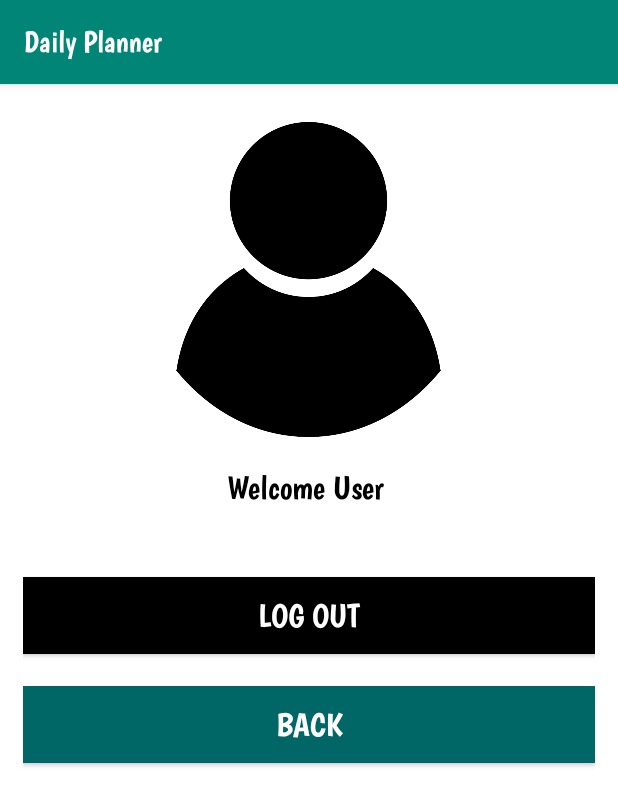
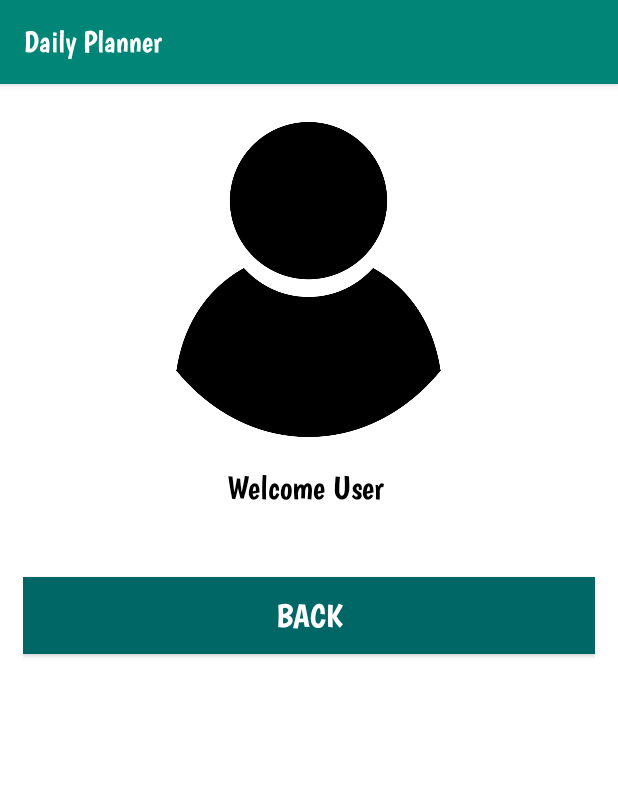
Before and after one commit to JasonHaque/DailyPlanner, an Android app: the ProfileActivity screen opened directly, with no data from a screen before it, on a phone screen of 412 x 824 dp. Shown: the top 806 px of the screen. Run offline under Robolectric (Android 15) with nearby library versions, the phone set to English and light mode, and no system bars; our stand-ins replace Firebase (no records; nobody signed in at launch, a user with empty details on screens opened directly).

Commit message:
Profile activity layout updated

```diff
--- a/app/src/main/java/com/example/dailyplanner/ProfileActivity.java
+++ b/app/src/main/java/com/example/dailyplanner/ProfileActivity.java
@@ -35,7 +35,7 @@ public class ProfileActivity extends AppCompatActivity {
     }
 
     void bindWidgets(){
-        logout=findViewById(R.id.log_out);
+        //logout=findViewById(R.id.log_out);
         firebaseAuth=FirebaseAuth.getInstance();
         userView=findViewById(R.id.user_view);
         backToNotes=findViewById(R.id.notes_back_button);
@@ -51,13 +51,13 @@ public class ProfileActivity extends AppCompatActivity {
             }
         });
 
-        logout.setOnClickListener(new View.OnClickListener() {
+        /*logout.setOnClickListener(new View.OnClickListener() {
             @Override
             public void onClick(View view) {
                 firebaseAuth.signOut();
                 startActivity(new Intent(ProfileActivity.this,LogInActivity.class));
             }
-        });
+        });*/
         backToNotes.setOnClickListener(new View.OnClickListener() {
             @Override
             public void onClick(View view) {
--- a/app/src/main/res/layout/activity_profile.xml
+++ b/app/src/main/res/layout/activity_profile.xml
@@ -27,7 +27,7 @@
             android:textColor="#000000"
             android:layout_marginBottom="20dp"
             android:layout_marginTop="20dp"/>
-        <Button
+        <!--Button
             android:id="@+id/log_out"
             android:layout_width="match_parent"
             android:layout_height="wrap_content"
@@ -36,7 +36,7 @@
             android:padding="12dp"
             android:background="#000000"
             android:textSize="22sp"
-            android:text="Log Out"/>
+            android:text="Log Out"/-->
         <Button
             android:id="@+id/notes_back_button"
             android:layout_width="match_parent"
```
